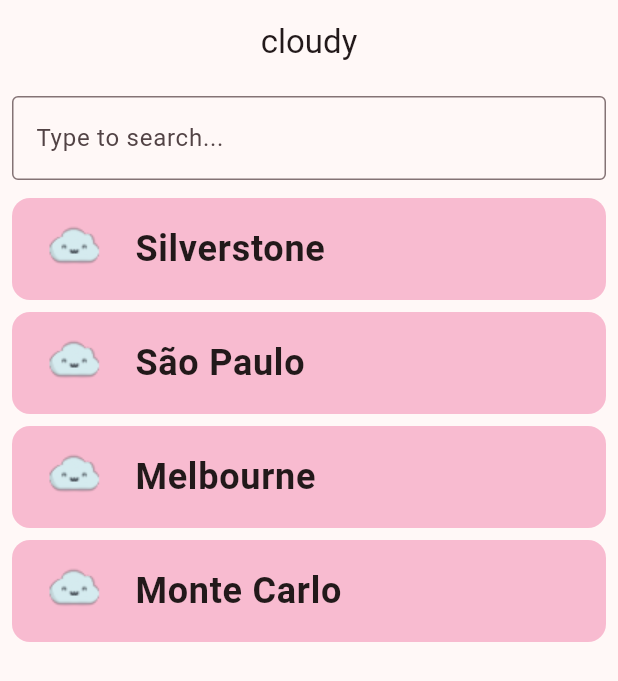
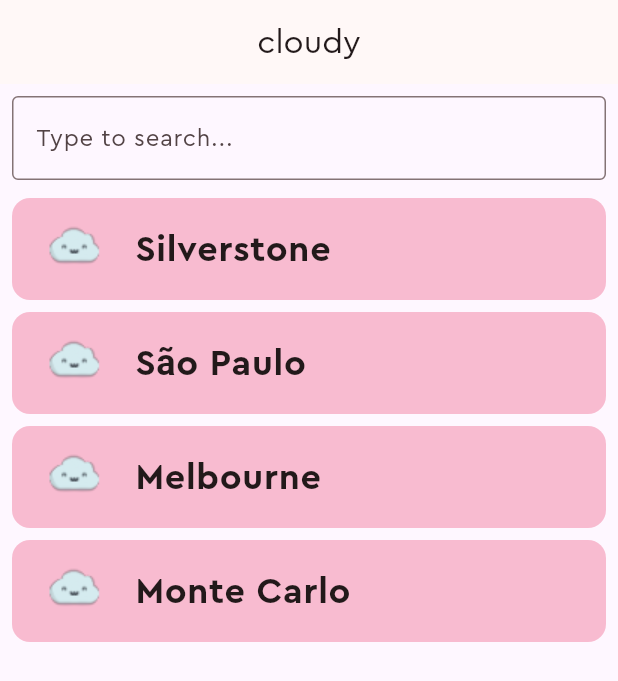
Before and after one commit to devkaio/cloudy, a Flutter app: the screen it shows after launch, on a phone screen of 412 x 824 dp. Shown: the top 681 px of the screen. Run offline on Flutter 3.47's test engine with Material 3 defaults, Android fonts, the phone set to English and light mode, and no system bars; our stand-ins replace cached_network_image, connectivity_plus, diacritic, dio, flutter_bloc, shared_preferences; network calls fail.

Commit message:
feat: add custom font assets

```diff
--- a/lib/src/app_widget.dart
+++ b/lib/src/app_widget.dart
@@ -36,18 +36,36 @@ class AppWidget extends StatelessWidget {
         ),
         child: MaterialApp(
           themeMode: ThemeMode.system,
-          theme: ThemeData.from(
-              colorScheme: ColorScheme.fromSeed(
-            seedColor: Colors.pink,
-          )).copyWith(
+          theme: ThemeData.light().copyWith(
+            textTheme: Theme.of(context).textTheme.apply(
+                  fontFamily: 'Cera',
+                  bodyColor: Colors.grey.shade800,
+                ),
+            colorScheme: ColorScheme.fromSeed(seedColor: Colors.pink),
             cardTheme: CardTheme(color: Colors.pink.shade100),
+            expansionTileTheme: ExpansionTileThemeData(
+              iconColor: Colors.pink,
+              backgroundColor: Colors.pink.shade100,
+              textColor: Colors.grey.shade900,
+              collapsedTextColor: Colors.grey.shade900,
+            ),
           ),
-          darkTheme: ThemeData.from(
-              colorScheme: ColorScheme.fromSeed(
-            seedColor: Colors.pink,
-            brightness: Brightness.dark,
-          )).copyWith(
+          darkTheme: ThemeData.dark().copyWith(
+            textTheme: Theme.of(context).textTheme.apply(
+                  fontFamily: 'Cera',
+                  bodyColor: Colors.grey.shade300,
+                ),
+            colorScheme: ColorScheme.fromSeed(
+              seedColor: Colors.pink,
+              brightness: Brightness.dark,
+            ),
             cardTheme: CardTheme(color: Colors.grey.shade800),
+            expansionTileTheme: ExpansionTileThemeData(
+              iconColor: Colors.pink,
+              backgroundColor: Colors.grey.shade800,
+              textColor: Colors.grey.shade300,
+              collapsedTextColor: Colors.grey.shade300,
+            ),
           ),
           initialRoute: CurrentWeather.routeName,
           routes: {
```
Also changed, not shown: pubspec.yaml (+15 -0 lines), assets/fonts/Cera-Pro-Black-Demo.otf (added), assets/fonts/Cera-Pro-Bold-Demo.otf (added), assets/fonts/Cera-Pro-Light-Demo.otf (added), assets/fonts/Cera-Pro-Medium-Demo.otf (added), assets/fonts/Cera-Pro-Regular-Demo.otf (added), assets/fonts/Cera-Pro-Thin-Demo.otf (added).
